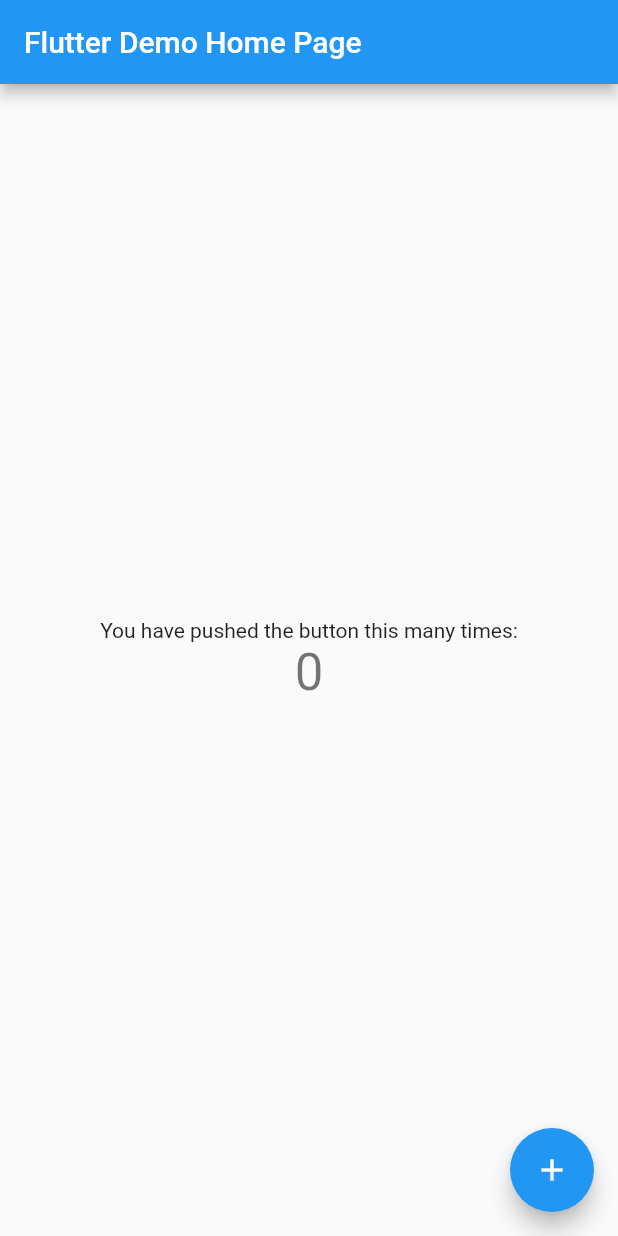
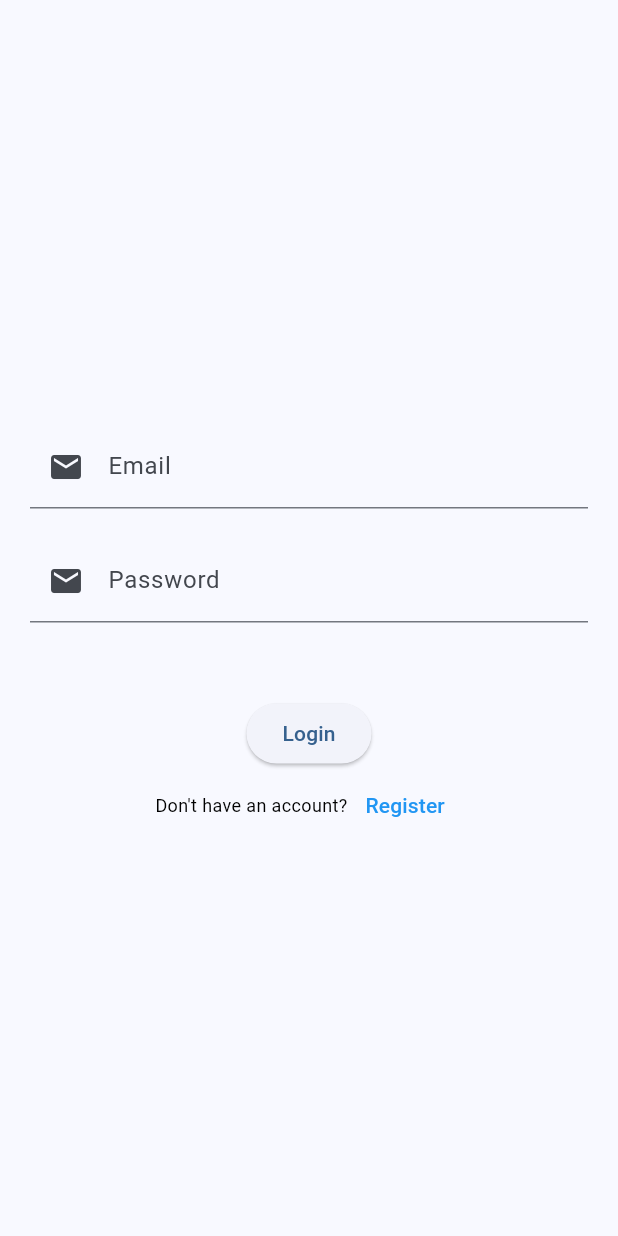
Before and after one commit to iamudesharma/rainbow-wings, a Flutter app: the screen it shows after launch, on a phone screen of 412 x 824 dp. Run offline on Flutter 3.47's test engine with Material 2 defaults, Android fonts, the phone set to English and light mode, and no system bars; our stand-ins replace auto_route, cloud_firestore, firebase_auth, firebase_core, flutter_riverpod, logger; accounts and stored records are empty.

Commit message:
login feature added

```diff
--- a/lib/main.dart
+++ b/lib/main.dart
@@ -1,115 +1,84 @@
+import 'dart:io';
+
+import 'package:cloud_firestore/cloud_firestore.dart';
+import 'package:firebase_auth/firebase_auth.dart';
+import 'package:firebase_core/firebase_core.dart';
 import 'package:flutter/material.dart';
+import 'package:flutter_riverpod/flutter_riverpod.dart';
+import 'package:rainbow_wings/provider/auth_provider.dart';
+import 'package:rainbow_wings/routes/routes.dart';
+import 'package:rainbow_wings/routes/routes.gr.dart';
 
-void main() {
-  runApp(const MyApp());
+void main() async {
+  WidgetsFlutterBinding.ensureInitialized();
+
+  await Firebase.initializeApp(
+      // options: const FirebaseOptions(
+      //     apiKey: "AIzaSyDf8TZKitOucOaQ9kE6RKn3hJRSIaPjkLg",
+      //     authDomain: "rainbow-wings.firebaseapp.com",
+      //     projectId: "rainbow-wings",
+      //     storageBucket: "rainbow-wings.appspot.com",
+      //     messagingSenderId: "716076978299",
+      //     appId: "1:716076978299:web:826257b41ce4d2e177d2de"),
+      );
+
+  // Firebase.initializeApp();
+
+  await _connectToFirebaseEmulator();
+
+  runApp(
+    const ProviderScope(
+      child: MyApp(),
+    ),
+  );
 }
 
-class MyApp extends StatelessWidget {
+Future _connectToFirebaseEmulator() async {
+  final localHostString = Platform.isAndroid ? '10.0.2.2' : 'localhost';
+
+  FirebaseFirestore.instance.useFirestoreEmulator('localhost', 8080);
+
+  // ignore: deprecated_member_use
+  await FirebaseAuth.instance.useAuthEmulator('localhost', 9099);
+}
+
+final routesProvider = Provider((ref) => AppRouter(authGuard: AuthGuard()));
+
+class MyApp extends ConsumerWidget {
   const MyApp({Key? key}) : super(key: key);
 
   // This widget is the root of your application.
   @override
-  Widget build(BuildContext context) {
-    return MaterialApp(
-      title: 'Flutter Demo',
+  Widget build(BuildContext context, ref) {
+    final _routes = ref.watch(routesProvider);
+
+    return MaterialApp.router(
+      title: 'Wings',
       theme: ThemeData(
-        // This is the theme of your application.
-        //
-        // Try running your application with "flutter run". You'll see the
-        // application has a blue toolbar. Then, without quitting the app, try
-        // changing the primarySwatch below to Colors.green and then invoke
-        // "hot reload" (press "r" in the console where you ran "flutter run",
-        // or simply save your changes to "hot reload" in a Flutter IDE).
-        // Notice that the counter didn't reset back to zero; the application
-        // is not restarted.
-        primarySwatch: Colors.blue,
+        useMaterial3: true,
+        colorSchemeSeed: Colors.blue,
       ),
-      home: const MyHomePage(title: 'Flutter Demo Home Page'),
+      routeInformationParser: _routes.defaultRouteParser(),
+      routerDelegate: _routes.delegate(),
     );
   }
 }
 
-class MyHomePage extends StatefulWidget {
-  const MyHomePage({Key? key, required this.title}) : super(key: key);
-
-  // This widget is the home page of your application. It is stateful, meaning
-  // that it has a State object (defined below) that contains fields that affect
-  // how it looks.
-
-  // This class is the configuration for the state. It holds the values (in this
-  // case the title) provided by the parent (in this case the App widget) and
-  // used by the build method of the State. Fields in a Widget subclass are
-  // always marked "final".
-
-  final String title;
+class HomePage extends StatelessWidget {
+  const HomePage({Key? key}) : super(key: key);
 
   @override
-  State<MyHomePage> createState() => _MyHomePageState();
-}
-
-class _MyHomePageState extends State<MyHomePage> {
-  int _counter = 0;
-
-  void _incrementCounter() {
-    setState(() {
-      // This call to setState tells the Flutter framework that something has
-      // changed in this State, which causes it to rerun the build method below
-      // so that the display can reflect the updated values. If we changed
-      // _counter without calling setState(), then the build method would not be
-      // called again, and so nothing would appear to happen.
-      _counter++;
-    });
-  }
-
-  @override
-  Widget build(BuildContext context) {
-    // This method is rerun every time setState is called, for instance as done
-    // by the _incrementCounter method above.
-    //
-    // The Flutter framework has been optimized to make rerunning build methods
-    // fast, so that you can just rebuild anything that needs updating rather
-    // than having to individually change instances of widgets.
+  Widget build(
+    BuildContext context,
+  ) {
+    // final _auth = ref.watch(authProvider);
     return Scaffold(
-      appBar: AppBar(
-        // Here we take the value from the MyHomePage object that was created by
-        // the App.build method, and use it to set our appbar title.
-        title: Text(widget.title),
+        body: Text(
+      'Home',
+      style: TextStyle(
+        color: Colors.black,
+        fontSize: 50,
       ),
-      body: Center(
-        // Center is a layout widget. It takes a single child and positions it
-        // in the middle of the parent.
-        child: Column(
-          // Column is also a layout widget. It takes a list of children and
-          // arranges them vertically. By default, it sizes itself to fit its
-          // children horizontally, and tries to be as tall as its parent.
-          //
-          // Invoke "debug painting" (press "p" in the console, choose the
-          // "Toggle Debug Paint" action from the Flutter Inspector in Android
-          // Studio, or the "Toggle Debug Paint" command in Visual Studio Code)
-          // to see the wireframe for each widget.
-          //
-          // Column has various properties to control how it sizes itself and
-          // how it positions its children. Here we use mainAxisAlignment to
-          // center the children vertically; the main axis here is the vertical
-          // axis because Columns are vertical (the cross axis would be
-          // horizontal).
-          mainAxisAlignment: MainAxisAlignment.center,
-          children: <Widget>[
-            const Text(
-              'You have pushed the button this many times:',
-            ),
-            Text(
-              '$_counter',
-              style: Theme.of(context).textTheme.headline4,
-            ),
-          ],
-        ),
-      ),
-      floatingActionButton: FloatingActionButton(
-        onPressed: _incrementCounter,
-        tooltip: 'Increment',
-        child: const Icon(Icons.add),
-      ), // This trailing comma makes auto-formatting nicer for build methods.
-    );
+    ));
   }
 }
--- /dev/null
+++ b/lib/page/login_page.dart
@@ -0,0 +1,132 @@
+import 'package:auto_route/auto_route.dart';
+import 'package:flutter/material.dart';
+import 'package:flutter_riverpod/flutter_riverpod.dart';
+import 'package:rainbow_wings/provider/auth_provider.dart';
+import 'package:rainbow_wings/routes/routes.gr.dart';
+
+class LoginPage extends ConsumerStatefulWidget {
+  const LoginPage({Key? key}) : super(key: key);
+
+  @override
+  LoginPageState createState() => LoginPageState();
+}
+
+class LoginPageState extends ConsumerState<LoginPage> {
+  @override
+  void dispose() {
+    emailController.dispose();
+    passwordController.dispose();
+    super.dispose();
+  }
+
+  TextEditingController emailController = TextEditingController();
+  TextEditingController passwordController = TextEditingController();
+
+  @override
+  Widget build(BuildContext context) {
+    final _auth = ref.watch(authProvider);
+    return Scaffold(
+      body: Center(
+        child: Padding(
+          padding: const EdgeInsets.symmetric(
+            horizontal: 20,
+            vertical: 10,
+          ),
+          child: Column(
+            mainAxisAlignment: MainAxisAlignment.center,
+            children: [
+              const SizedBox(
+                height: 20,
+              ),
+              textFormField(
+                emailController,
+                hintText: 'Enter The  Email',
+                icon: Icons.email,
+                label: 'Email',
+                isPassword: false,
+                textInputAction: TextInputAction.next,
+              ),
+              const SizedBox(
+                height: 20,
+              ),
+              textFormField(
+                passwordController,
+                hintText: 'Enter The  Password',
+                icon: Icons.email,
+                label: 'Password',
+                isPassword: true,
+                textInputAction: TextInputAction.go,
+              ),
+              const SizedBox(
+                height: 50,
+              ),
+              ElevatedButton(
+                onPressed: () async {
+                  if (_auth.isLoading) {
+                    return;
+                  } else {
+                    await _auth.login(
+                        email: emailController.text,
+                        password: passwordController.text);
+
+                    context.router.navigate(const HomeRoute());
+                  }
+                },
+                child: _auth.isLoading
+                    ? const Center(
+                        child: CircularProgressIndicator(),
+                      )
+                    : const Text('Login'),
+              ),
+              Row(
+                mainAxisAlignment: MainAxisAlignment.center,
+                children: [
+                  const Text(
+                    'Don\'t have an account?',
+                    style: TextStyle(
+                      color: Colors.black,
+                      fontSize: 12,
+                    ),
+                  ),
+                  TextButton(
+                    onPressed: () {},
+                    child: const Text(
+                      'Register',
+                      style: TextStyle(
+                        color: Colors.blue,
+                        fontSize: 14,
+                      ),
+                    ),
+                  ),
+                ],
+              )
+            ],
+          ),
+        ),
+      ),
+    );
+  }
+
+  TextFormField textFormField(
+    TextEditingController controller, {
+    required String hintText,
+    required IconData icon,
+    required String label,
+    bool isPassword = false,
+    TextInputAction? textInputAction,
+  }) {
+    return TextFormField(
+      textInputAction: textInputAction,
+      controller: controller,
+      obscureText: isPassword,
+      decoration: InputDecoration(
+        labelText: label,
+        border: const UnderlineInputBorder(),
+        prefixIcon: Icon(
+          icon,
+        ),
+        hintText: hintText,
+      ),
+    );
+  }
+}
```
